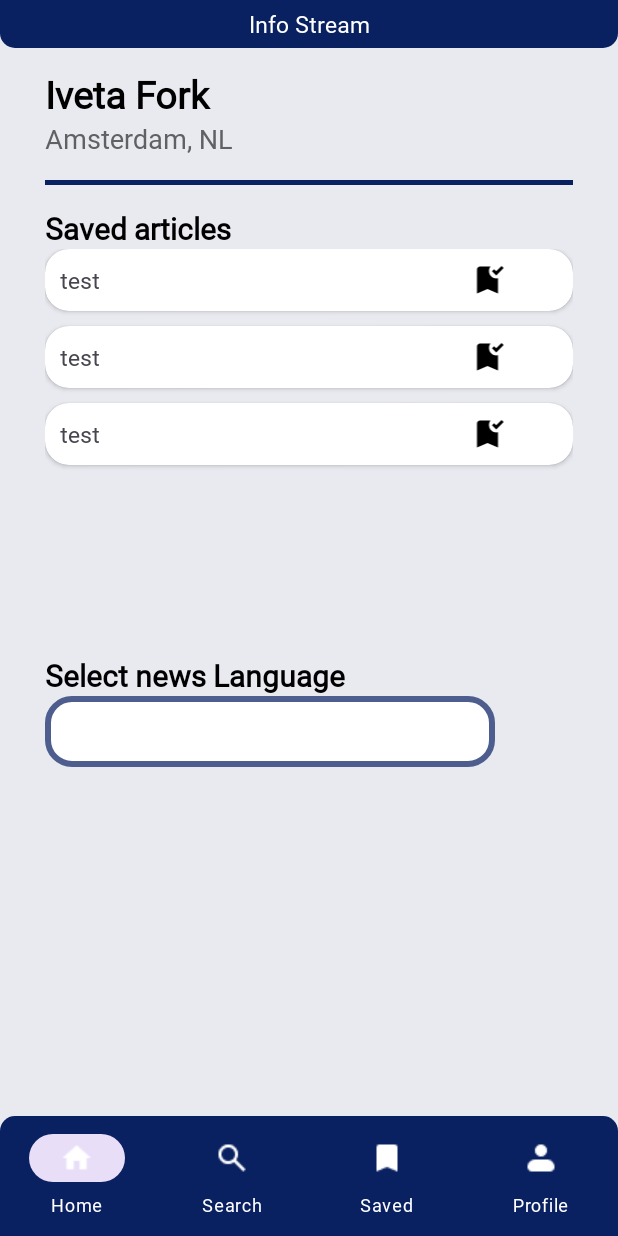
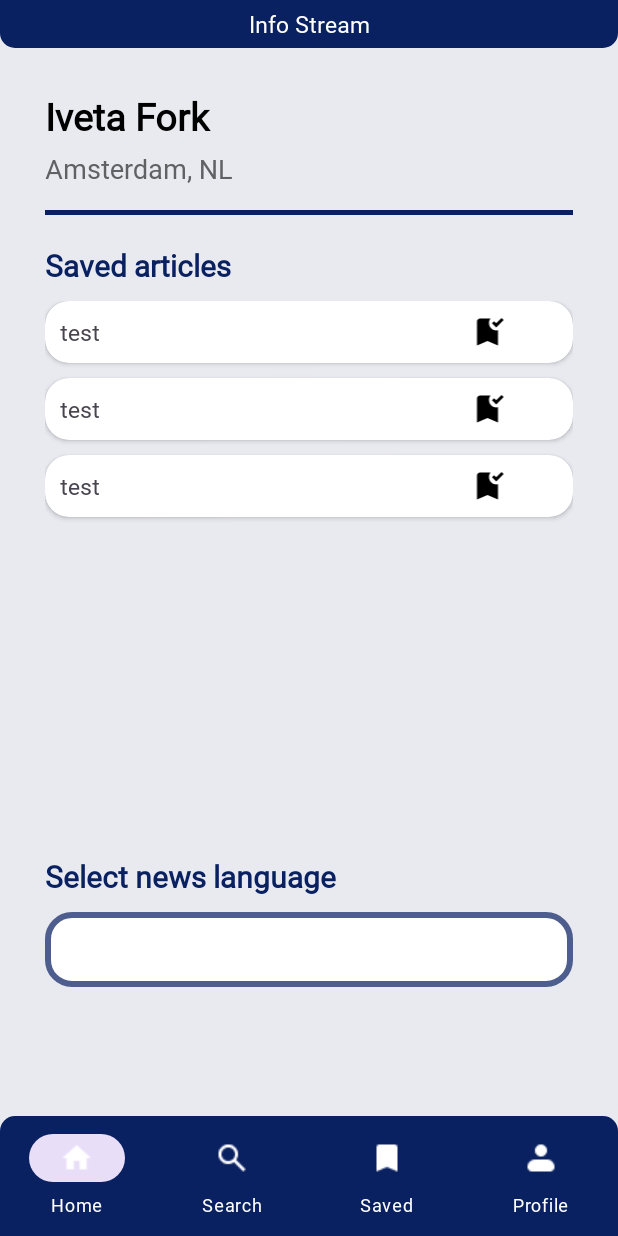
Before and after one commit to Android-Final-Project/android_news_app, an Android app: the layout activity_profile.xml on its own in the app's theme, with its tools: preview values and no code run, on a phone screen of 412 x 824 dp. Run offline under Robolectric (Android 15) with nearby library versions, the phone set to English and light mode, and no system bars.

Commit message:
Profile Activity fine adjustments

```diff
--- a/MyApplication/app/src/main/res/layout/activity_profile.xml
+++ b/MyApplication/app/src/main/res/layout/activity_profile.xml
@@ -28,7 +28,7 @@
             android:layout_height="wrap_content"
             android:id="@+id/textViewProfileFullName"
             android:textColor="@color/black"
-            android:layout_marginTop="15dp"
+            android:layout_marginTop="30dp"
             android:textSize="25dp"
             android:textStyle="bold"
             android:textAppearance="@font/inter"
@@ -40,6 +40,7 @@
             android:id="@+id/textViewProfileLocation"
             android:textColor="@color/gray"
             android:textSize="18dp"
+            android:layout_marginTop="5dp"
             android:textAppearance="@font/inter"
             android:text="Amsterdam, NL"/>
 
@@ -47,15 +48,14 @@
             android:layout_width="match_parent"
             android:layout_height="3dp"
             android:layout_marginTop="15dp"
-            app:dividerColor="@color/navy_blue"
-            />
+            app:dividerColor="@color/navy_blue" />
 
         <TextView
             android:layout_width="match_parent"
             android:layout_height="wrap_content"
             android:id="@+id/textViewProfileSavedArticlesTitle"
-            android:textColor="@color/black"
-            android:layout_marginTop="15dp"
+            android:textColor="@color/navy_blue"
+            android:layout_marginTop="20dp"
             android:textSize="20dp"
             android:textStyle="bold"
             android:textAppearance="@font/inter"
@@ -64,7 +64,8 @@
         <ListView
             android:id="@+id/profileArticleList"
             android:layout_width="match_parent"
-            android:layout_height="255dp"
+            android:layout_height="350dp"
+            android:layout_marginTop="10dp"
             android:layout_gravity="center"
             android:divider="@android:color/transparent"
             android:dividerHeight="10.0sp"
@@ -73,19 +74,20 @@
         <TextView
             android:layout_width="match_parent"
             android:layout_height="wrap_content"
-            android:textColor="@color/black"
-            android:layout_marginTop="15dp"
+            android:layout_below="@id/profileArticleList"
+            android:textColor="@color/navy_blue"
+            android:layout_marginTop="20dp"
             android:textSize="20dp"
             android:textStyle="bold"
             android:textAppearance="@font/inter"
-            android:text="Select news Language"/>
+            android:text="Select news language"/>
 
         <Spinner
-            android:layout_width="300dp"
-            android:layout_height="47dp"
+            android:layout_width="match_parent"
+            android:layout_height="50dp"
+            android:layout_marginTop="10dp"
             android:id="@+id/spinnerNewsLanguage"
-            android:background="@drawable/inputfield"
-            />
+            android:background="@drawable/inputfield" />
 
     </LinearLayout>
 
```
